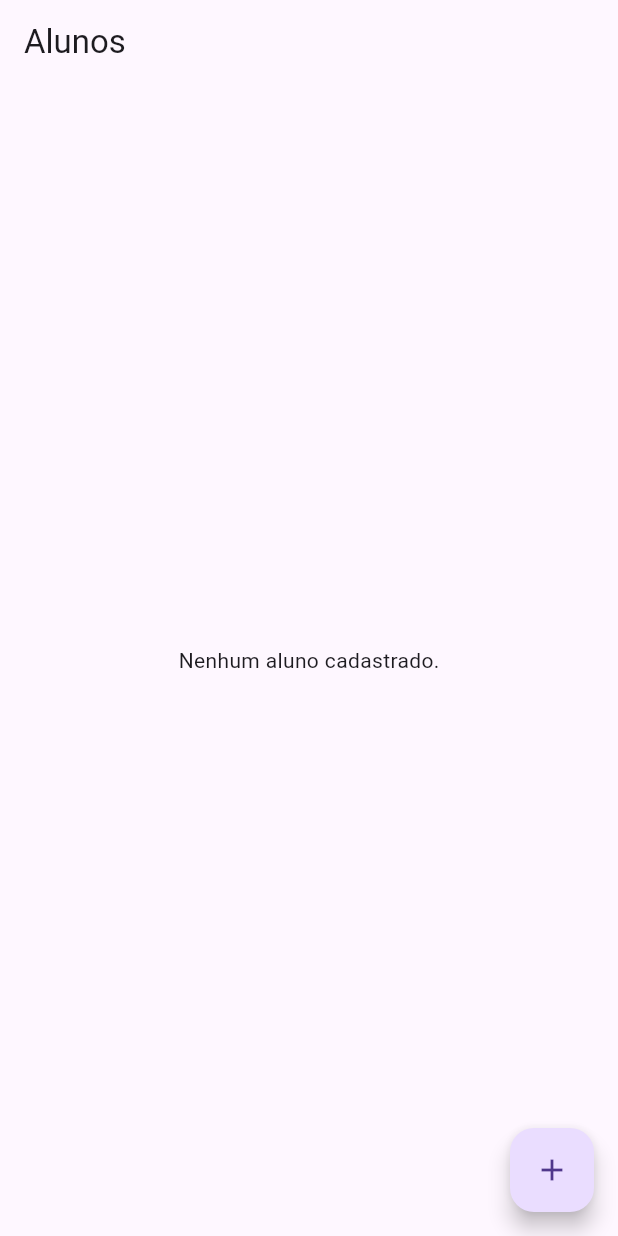
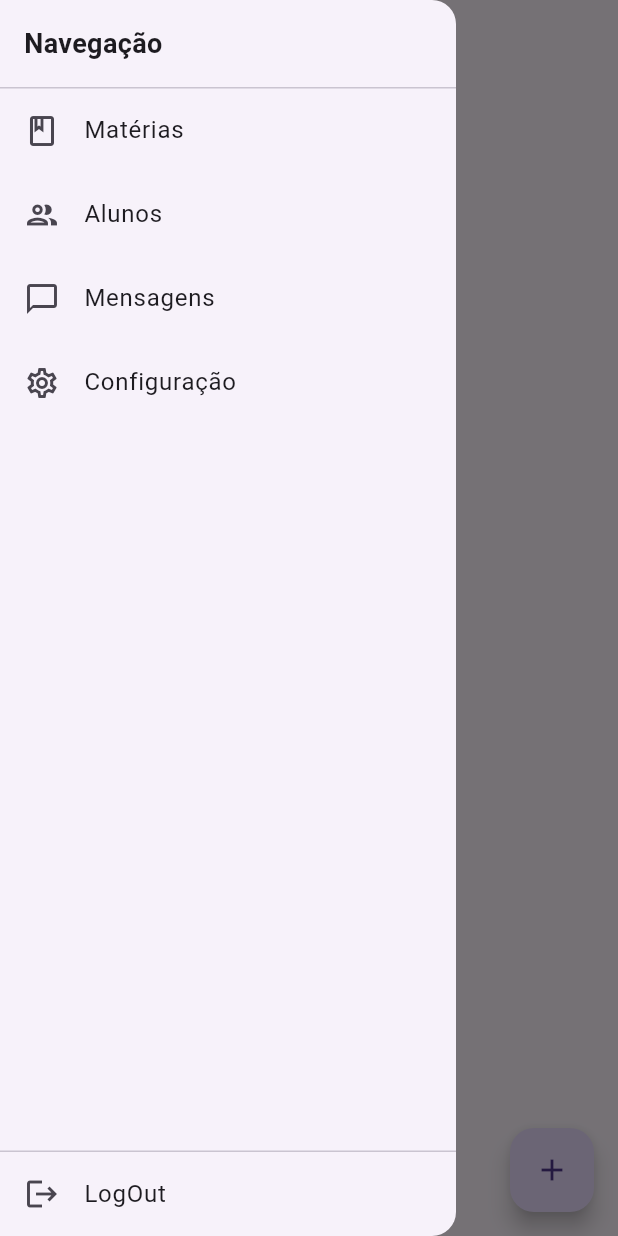
Before and after one commit to Projeto-Integrador-Sistema-Professores/Sistema-gestao-educacional-Professores-alunos---PI-4-semestre, a Flutter app: the AllStudentsPage screen opened by its route, with the side drawer open (before the commit the screen has no drawer), on a phone screen of 412 x 824 dp. Run offline on Flutter 3.47's test engine with Material 3 defaults, Android fonts, the phone set to English and light mode, and no system bars; our stand-ins replace dio, flutter_riverpod, flutter_secure_storage, go_router, shared_preferences; missing offline and left inert: dart:html; accounts and stored records are empty.

Commit message:
Implementa a funcionalidade de carregamento e exibição de alunos matriculados em uma matéria, incluindo a lógica para calcular a média das notas e um menu lateral para navegação nas páginas de alunos e matérias.

```diff
--- a/lib/src/ui/all_students_page.dart
+++ b/lib/src/ui/all_students_page.dart
@@ -1,6 +1,8 @@
 import 'package:flutter/material.dart';
 import 'package:flutter_riverpod/flutter_riverpod.dart';
 import '../providers/courses_provider.dart';
+import '../providers/auth_provider.dart';
+import 'package:go_router/go_router.dart';
 
 class AllStudentsPage extends ConsumerWidget {
   const AllStudentsPage({super.key});
@@ -9,7 +11,76 @@ class AllStudentsPage extends ConsumerWidget {
   Widget build(BuildContext context, WidgetRef ref) {
     final studentsAsync = ref.watch(allStudentsProvider);
     return Scaffold(
-      appBar: AppBar(title: const Text('Alunos')),
+      appBar: AppBar(
+        title: const Text('Alunos'),
+        leading: Builder(
+          builder: (context) => IconButton(
+            icon: const Icon(Icons.menu),
+            onPressed: () => Scaffold.of(context).openDrawer(),
+          ),
+        ),
+      ),
+      drawer: Drawer(
+        child: SafeArea(
+          child: Column(
+            crossAxisAlignment: CrossAxisAlignment.stretch,
+            children: [
+              const Padding(
+                padding: EdgeInsets.all(16.0),
+                child: Text('Navegação', style: TextStyle(fontSize: 18, fontWeight: FontWeight.bold)),
+              ),
+              const Divider(height: 1),
+              ListTile(
+                leading: const Icon(Icons.book_outlined),
+                title: const Text('Matérias'),
+                onTap: () {
+                  Navigator.pop(context);
+                  context.go('/home');
+                },
+              ),
+              ListTile(
+                leading: const Icon(Icons.group_outlined),
+                title: const Text('Alunos'),
+                onTap: () {
+                  Navigator.pop(context);
+                  context.go('/students');
+                },
+              ),
+              ListTile(
+                leading: const Icon(Icons.chat_bubble_outline),
+                title: const Text('Mensagens'),
+                onTap: () {
+                  Navigator.pop(context);
+                  ScaffoldMessenger.of(context).showSnackBar(
+                    const SnackBar(content: Text('Mensagens: em breve')),
+                  );
+                },
+              ),
+              ListTile(
+                leading: const Icon(Icons.settings_outlined),
+                title: const Text('Configuração'),
+                onTap: () {
+                  Navigator.pop(context);
+                  ScaffoldMessenger.of(context).showSnackBar(
+                    const SnackBar(content: Text('Configuração: em breve')),
+                  );
+                },
+              ),
+              const Spacer(),
+              const Divider(height: 1),
+              ListTile(
+                leading: const Icon(Icons.logout),
+                title: const Text('LogOut'),
+                onTap: () {
+                  Navigator.pop(context);
+                  ref.read(authStateProvider.notifier).state = AuthState(isAuthenticated: false);
+                  context.go('/');
+                },
+              ),
+            ],
+          ),
+        ),
+      ),
       body: studentsAsync.when(
         loading: () => const Center(child: CircularProgressIndicator()),
         error: (e, s) => Center(child: Text('Erro: $e')),
```
Also changed, not shown: lib/src/services/api_client.dart (+38 -1 lines), lib/src/ui/course_page.dart (+106 -46 lines).
